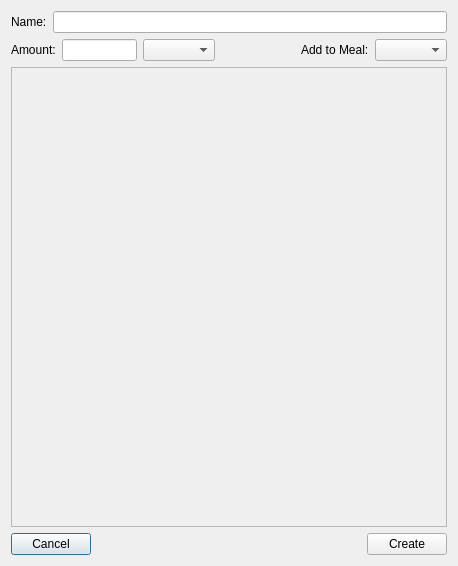
Before: the Qt Designer form src/instantiate_template.ui in tylermchenry/nutrition_tracker, drawn with Qt 5.
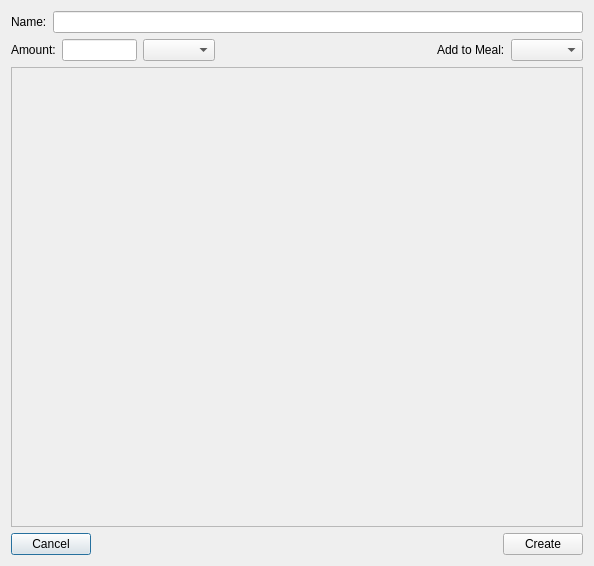
After: the same form once the commit is applied.

Commit message: Add inedible parts toggle to template instantiation UI

The edit to the form file:
```diff
--- a/src/instantiate_template.ui
+++ b/src/instantiate_template.ui
@@ -6,7 +6,7 @@
    <rect>
     <x>0</x>
     <y>0</y>
-    <width>458</width>
+    <width>594</width>
     <height>566</height>
    </rect>
   </property>
@@ -94,7 +94,7 @@
        <rect>
         <x>0</x>
         <y>0</y>
-        <width>436</width>
+        <width>572</width>
         <height>457</height>
        </rect>
       </property>
```
The commit also changes 3 other files.
